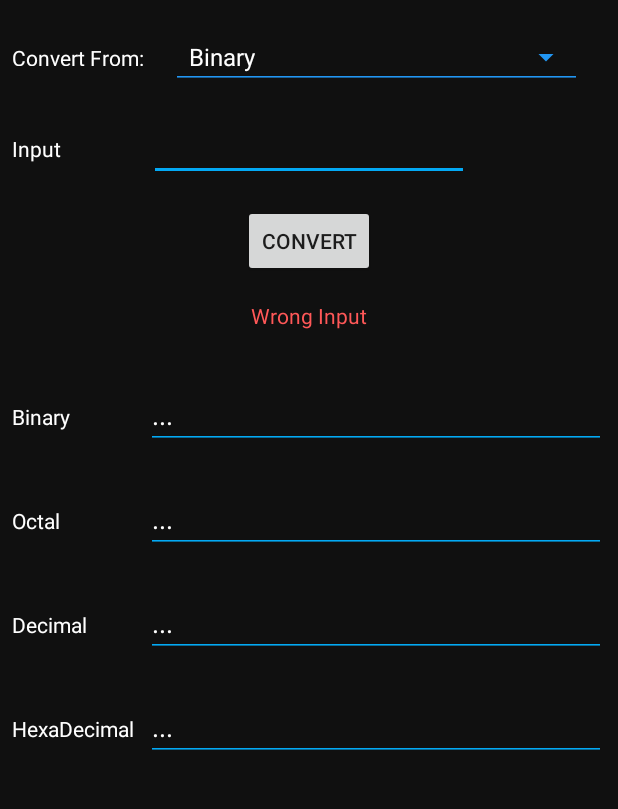
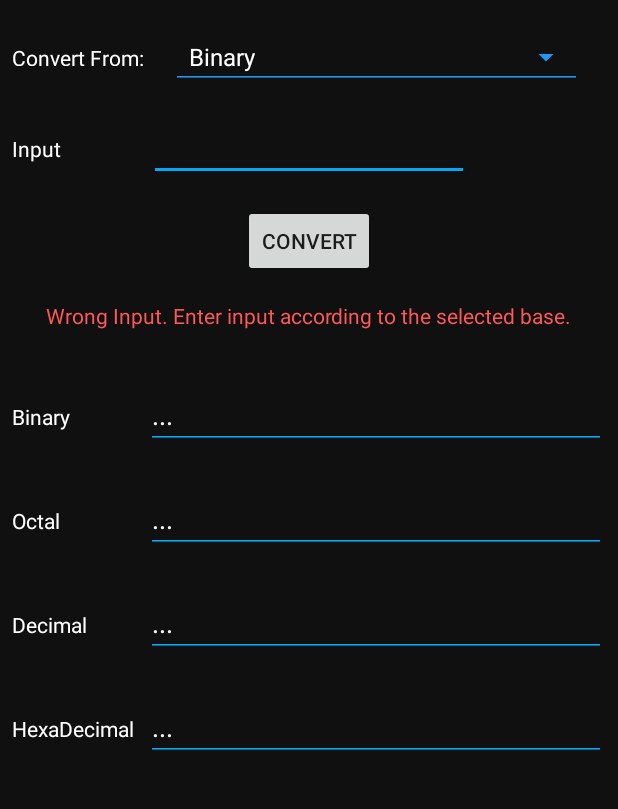
Before and after one commit to Priyanshu-git/Calci, an Android app: the fragment ConverterFragment placed in its activity, after a tap on "CONVERT", on a phone screen of 412 x 824 dp, the part 84-893 px from its top. Run offline under Robolectric (Android 15) with nearby library versions, the phone set to English and light mode, and no system bars.

Commit message:
Fixed bug in converter

```diff
--- a/app/src/main/res/layout/fragment_converter.xml
+++ b/app/src/main/res/layout/fragment_converter.xml
@@ -55,7 +55,7 @@
             android:layout_width="wrap_content"
             android:layout_height="wrap_content"
             android:layout_marginStart="8dp"
-            android:text="Input"
+            android:text="@string/input"
             android:textColor="#FFFFFF"
             app:layout_constraintBaseline_toBaselineOf="@+id/inputNum"
             app:layout_constraintStart_toStartOf="parent" />
@@ -65,7 +65,7 @@
             android:layout_width="wrap_content"
             android:layout_height="wrap_content"
             android:layout_marginTop="16dp"
-            android:text="Convert"
+            android:text="@string/convert"
             app:layout_constraintCircleRadius="3dp"
             app:layout_constraintEnd_toEndOf="parent"
             app:layout_constraintStart_toStartOf="parent"
@@ -77,7 +77,7 @@
             android:layout_height="wrap_content"
             android:layout_marginStart="8dp"
             android:layout_marginTop="48dp"
-            android:text="Binary"
+            android:text="@string/binary"
             android:textColor="#FFFFFF"
             app:layout_constraintStart_toStartOf="parent"
             app:layout_constraintTop_toBottomOf="@+id/wrong" />
@@ -90,7 +90,7 @@
             android:backgroundTint="#03A9F4"
             android:ems="10"
             android:inputType="textPersonName"
-            android:text="..."
+            android:text="@string/dots"
             android:textColor="#FFFFFF"
             app:layout_constraintBaseline_toBaselineOf="@+id/textView2"
             app:layout_constraintEnd_toEndOf="parent"
@@ -101,7 +101,7 @@
             android:layout_width="wrap_content"
             android:layout_height="wrap_content"
             android:layout_marginStart="8dp"
-            android:text="Octal"
+            android:text="@string/octal"
             android:textColor="#FFFFFF"
             app:layout_constraintBaseline_toBaselineOf="@+id/oct"
             app:layout_constraintStart_toStartOf="parent" />
@@ -115,7 +115,7 @@
             android:backgroundTint="#03A9F4"
             android:ems="10"
             android:inputType="textPersonName"
-            android:text="..."
+            android:text="@string/dots"
             android:textColor="#FFFFFF"
             app:layout_constraintEnd_toEndOf="parent"
             app:layout_constraintStart_toStartOf="@+id/hex"
@@ -126,7 +126,7 @@
             android:layout_width="wrap_content"
             android:layout_height="wrap_content"
             android:layout_marginStart="8dp"
-            android:text="Decimal"
+            android:text="@string/decimal"
             android:textColor="#FFFFFF"
             app:layout_constraintBaseline_toBaselineOf="@+id/dec"
             app:layout_constraintStart_toStartOf="parent" />
@@ -140,7 +140,7 @@
             android:backgroundTint="#03A9F4"
             android:ems="10"
             android:inputType="textPersonName"
-            android:text="..."
+            android:text="@string/dots"
             android:textColor="#FFFFFF"
             app:layout_constraintEnd_toEndOf="parent"
             app:layout_constraintStart_toStartOf="@+id/hex"
@@ -151,7 +151,7 @@
             android:layout_width="wrap_content"
             android:layout_height="wrap_content"
             android:layout_marginStart="8dp"
-            android:text="HexaDecimal"
+            android:text="@string/hexadecimal"
             android:textColor="#FFFFFF"
             app:layout_constraintBaseline_toBaselineOf="@+id/hex"
             app:layout_constraintStart_toStartOf="parent" />
@@ -166,7 +166,7 @@
             android:backgroundTint="#03A9F4"
             android:ems="10"
             android:inputType="textPersonName"
-            android:text="..."
+            android:text="@string/dots"
             android:textColor="#FFFFFF"
             app:layout_constraintEnd_toEndOf="parent"
             app:layout_constraintStart_toEndOf="@+id/textView5"
@@ -177,7 +177,7 @@
             android:layout_width="wrap_content"
             android:layout_height="wrap_content"
             android:layout_marginTop="16dp"
-            android:text="Wrong Input"
+            android:text="@string/wrong_input"
             android:textColor="#FF5858"
             android:visibility="invisible"
             app:layout_constraintEnd_toEndOf="parent"
--- a/app/src/main/res/values/strings.xml
+++ b/app/src/main/res/values/strings.xml
@@ -16,4 +16,12 @@
     </string-array>
     <!-- TODO: Remove or change this placeholder text -->
     <string name="hello_blank_fragment">Hello blank fragment</string>
+    <string name="dots">...</string>
+    <string name="wrong_input">Wrong Input. Enter input according to the selected base.</string>
+    <string name="hexadecimal">HexaDecimal</string>
+    <string name="decimal">Decimal</string>
+    <string name="octal">Octal</string>
+    <string name="binary">Binary</string>
+    <string name="convert">Convert</string>
+    <string name="input">Input</string>
 </resources>
--- a/build.gradle
+++ b/build.gradle
@@ -5,7 +5,7 @@ buildscript {
         jcenter()
     }
     dependencies {
-        classpath "com.android.tools.build:gradle:4.0.0"
+        classpath "com.android.tools.build:gradle:4.1.1"
 
         // NOTE: Do not place your application dependencies here; they belong
         // in the individual module build.gradle files
```
Also changed, not shown: app/src/main/java/com/example/calci/ConverterFragment.java (+34 -36 lines), gradle/wrapper/gradle-wrapper.properties.
